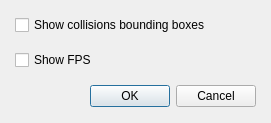
Before: the Qt Designer form Editor/Dialogs/dialogdebugoptions.ui in RPG-Paper-Maker/RPG-Paper-Maker, drawn with Qt 5.
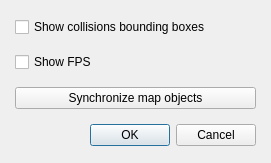
After: the same form once the commit is applied.

Commit message: Debug options: button to synchronize map objects if object linking issue still happening

The edit to the form file:
```diff
--- a/Editor/Dialogs/dialogdebugoptions.ui
+++ b/Editor/Dialogs/dialogdebugoptions.ui
@@ -7,7 +7,7 @@
     <x>0</x>
     <y>0</y>
     <width>271</width>
-    <height>123</height>
+    <height>163</height>
    </rect>
   </property>
   <property name="windowTitle">
@@ -45,6 +45,13 @@
        </property>
       </widget>
      </item>
+     <item>
+      <widget class="QPushButton" name="pushButtonSyncMapObjects">
+       <property name="text">
+        <string>Synchronize map objects</string>
+       </property>
+      </widget>
+     </item>
      <item>
       <widget class="QDialogButtonBox" name="buttonBox">
        <property name="orientation">
```
The commit also changes 12 other files.
